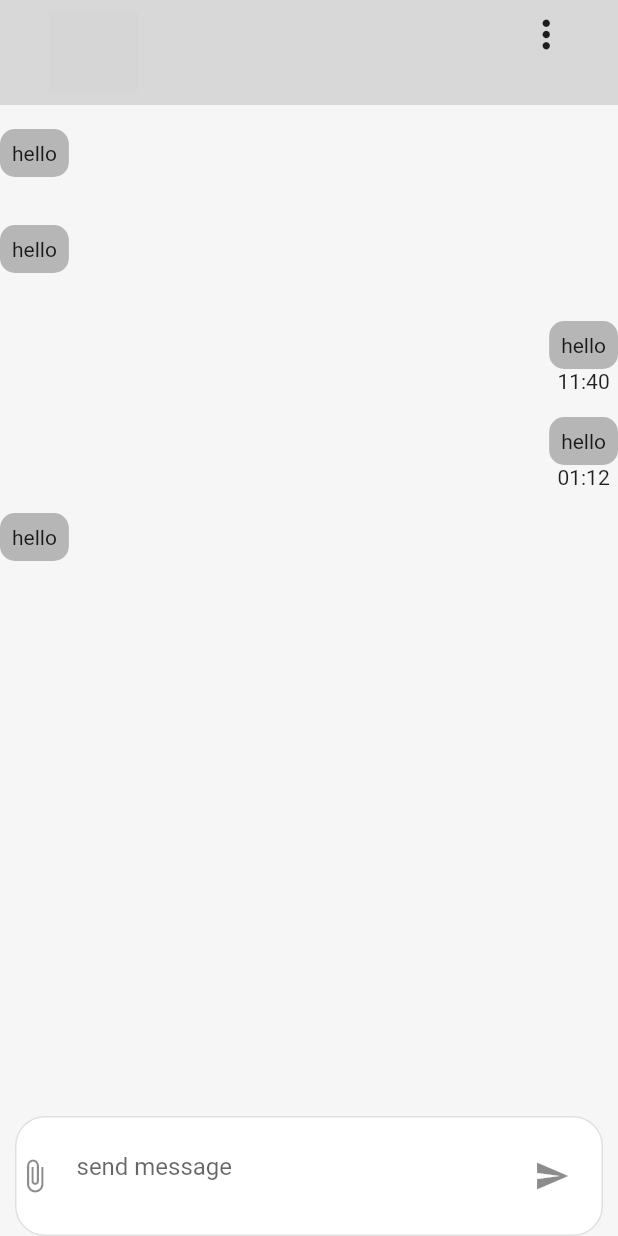
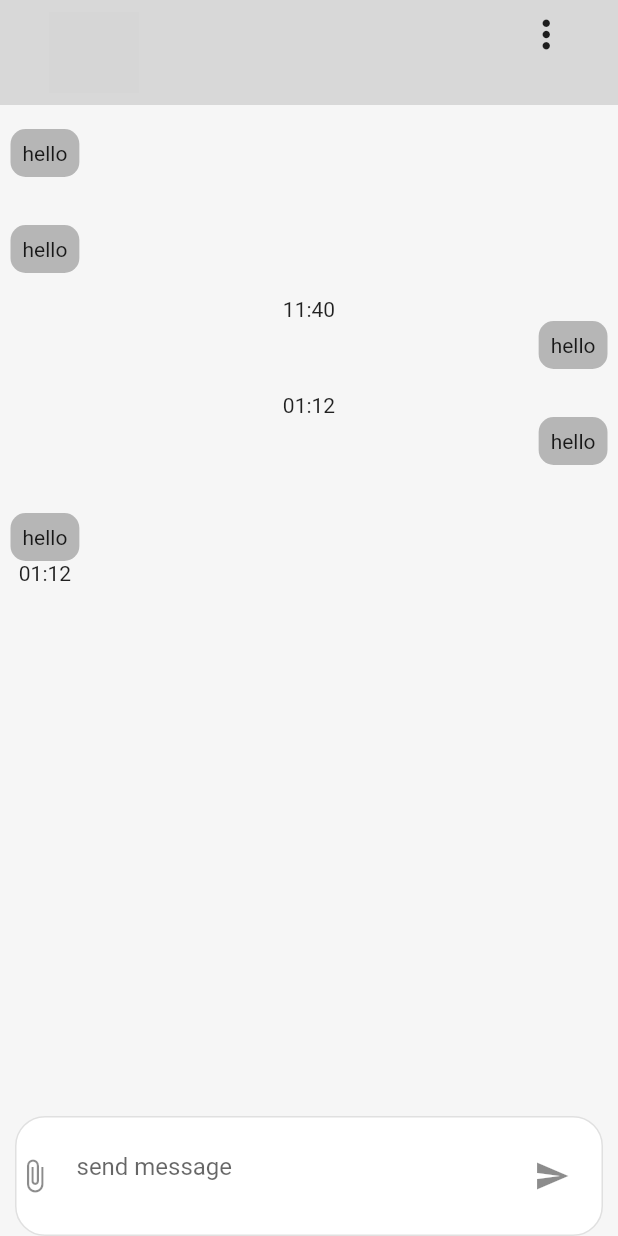
Before and after one commit to nurazom048/messenger, a Flutter app: the ChatDetails screen opened directly with empty values, on a phone screen of 412 x 824 dp. Run offline on Flutter 3.47's test engine with Material 2 defaults, Android fonts, the light colour scheme and no system bars; our stand-ins replace toggle_switch; network calls fail; grey boxes are pictures that could not be loaded.

Commit message:
added time

```diff
--- a/lib/buttom_items/Chat_Details.dart
+++ b/lib/buttom_items/Chat_Details.dart
@@ -1,9 +1,7 @@
-// ignore_for_file: camel_case_types
+// ignore_for_file: camel_case_types, non_constant_identifier_names
 
 import 'package:flutter/material.dart';
 import 'package:intl/intl.dart';
-import 'package:messerger/buttom_items/Chat_Details.dart';
-import 'package:messerger/widgets/button_and_Text.dart';
 import 'package:messerger/widgets/widgets.dart';
 
 enum message_type { text, image, video, audio, file }
@@ -116,6 +114,9 @@ class _ChatDetailsState extends State<ChatDetails> {
                     is_me: conversetion[index]["is_me"],
                     previus_time: conversetion[index == 0 ? 0 : index - 1]
                         ["time"],
+                    last: conversetion[conversetion.length - 1]["time"],
+                    before_last: conversetion[conversetion.length - 2]["time"],
+                    islast: index == conversetion.length - 1,
                   );
                 }),
           ),
@@ -138,12 +139,12 @@ class _ChatDetailsState extends State<ChatDetails> {
                     maxLines: 2,
                     decoration: InputDecoration(
                       contentPadding:
-                          EdgeInsets.only(left: 8.0, right: 8, top: 8),
+                          const EdgeInsets.only(left: 8.0, right: 8, top: 8),
                       hintText: "send message",
                       suffixIcon: Padding(
-                          padding: EdgeInsets.only(right: 9.0),
+                          padding: const EdgeInsets.only(right: 9.0),
                           child: IconButton(
-                            icon: Icon(Icons.send),
+                            icon: const Icon(Icons.send),
                             onPressed: () {
                               print("object");
 
@@ -174,10 +175,11 @@ class _ChatDetailsState extends State<ChatDetails> {
 
 class ConversetionBox extends StatelessWidget {
   String? name;
-  DateTime time, previus_time;
+  DateTime time, previus_time, last, before_last;
   message_type? messagetype;
   String message;
   bool is_me;
+  bool islast;
 
   ConversetionBox({
     this.name,
@@ -186,6 +188,9 @@ class ConversetionBox extends StatelessWidget {
     required this.message,
     required this.is_me,
     required this.previus_time,
+    required this.before_last,
+    required this.last,
+    required this.islast,
     Key? key,
   }) : super(key: key);
 
@@ -195,55 +200,26 @@ class ConversetionBox extends StatelessWidget {
     String timeString = "";
 
     //
-    if (previus_time.difference(time).inHours == 0 &&
-        previus_time.difference(time).inMinutes == 0) {
-      timeString = " ${DateFormat.Hm().format(time)} ";
-    } else if (now.difference(time).inDays == 0) {
-      timeString = " ${DateFormat.Hm().format(time)} today";
-    }
+
     return Column(
       children: [
-        /// time
-        Text(previus_time.difference(time).inHours == 0 &&
-                previus_time.difference(time).inMinutes == 0
-            ? ""
-            : " $timeString "),
-
-        //
+        Text(topTime(previus_time, time, DateTime.now())),
         Row(
+          crossAxisAlignment: CrossAxisAlignment.start,
           mainAxisAlignment:
               is_me ? MainAxisAlignment.end : MainAxisAlignment.start,
           children: [
             Column(
               children: [
                 Container(
-                  decoration: BoxDecoration(
-                      borderRadius: BorderRadius.circular(10),
-                      color: Colors.black26),
-                  child: Padding(
-                    padding: const EdgeInsets.all(8.0),
-                    child: Text(message),
-                  ),
-                ),
-
-                Text(previus_time.difference(time).inHours == 0 &&
-                        previus_time.difference(time).inMinutes == 0
-                    ? " "
-                    : DateFormat.Hm().format(time)),
-
-                // // date compear
-                // Text(now.difference(time).inDays == 0 ? "Todaay" : ""),
-
-                // Text(previus_time.difference(time).inMinutes == 0
-                //     ? "match with previus time"
-                //     : ""),
-
-                // ///... minute and hour
-                // Text(previus_time.difference(time).inHours == 0 &&
-                //         previus_time.difference(time).inMinutes == 0
-                //     ? "minute and hour match with previus"
-                //     : ""),
-                //
+                    margin: const EdgeInsets.symmetric(horizontal: 7),
+                    decoration: BoxDecoration(
+                        borderRadius: BorderRadius.circular(10),
+                        color: Colors.black26),
+                    child: Padding(
+                        padding: const EdgeInsets.all(8.0),
+                        child: Text(message))),
+                Text(endTime(previus_time, last)) // end time
               ],
             ),
           ],
@@ -251,4 +227,32 @@ class ConversetionBox extends StatelessWidget {
       ],
     );
   }
+
+//..... end time....//
+  String endTime(DateTime previus_time, DateTime last) {
+    // time match with previus and is last
+    if (time.difference(previus_time).inMinutes == 0 &&
+        time.difference(previus_time).inHours == 0 &&
+        islast) {
+      return DateFormat.Hm().format(time);
+    } else if (last.difference(previus_time).inMinutes != 0 &&
+        last.difference(previus_time).inHours != 0 && //
+        islast == true) {
+      return DateFormat.Hm().format(time);
+    } else {
+      return "";
+    }
+  }
+
+  //
+  String topTime(DateTime previusTime, DateTime time, DateTime now) {
+    if (previusTime.difference(time).inHours == 0 &&
+        previusTime.difference(time).inMinutes == 0) {
+      return " ";
+    } else if (now.difference(time).inDays == 0) {
+      return "${DateFormat.Hm().format(time)} today";
+    } else {
+      return DateFormat.Hm().format(time);
+    }
+  }
 }
--- a/lib/main.dart
+++ b/lib/main.dart
@@ -34,7 +34,7 @@ class ButomNevBar extends StatefulWidget {
 
 class _ButomNevBarState extends State<ButomNevBar> {
   List<Widget> pages = [CallScreen(), MessageScreen(), AccountScreen()];
-  int currentindex = 0;
+  int currentindex = 1;
 
   @override
   Widget build(BuildContext context) {
```
